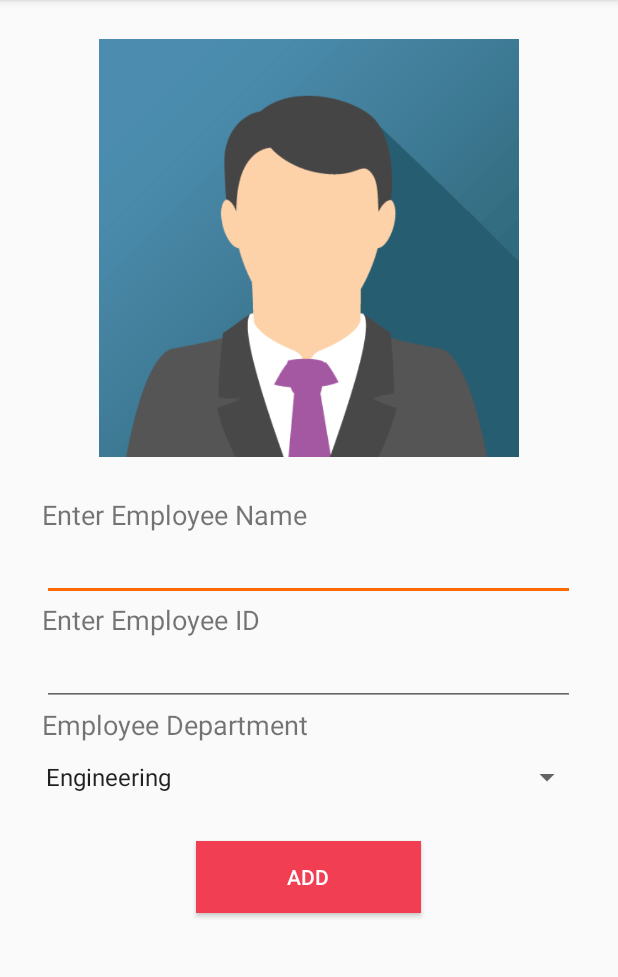
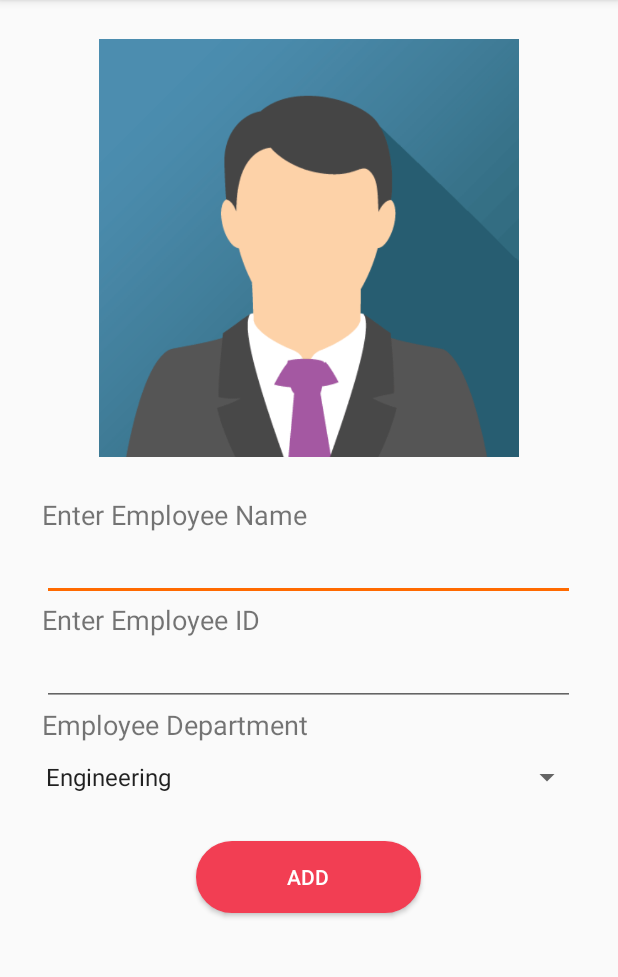
Before and after one commit to andrewtgg/FRS, an Android app: the AddEmployeeActivity screen opened directly, with no data from a screen before it, on a phone screen of 412 x 824 dp, the part 84-1061 px from its top. Run offline under Robolectric (Android 15) with nearby library versions, the phone set to English and light mode, and no system bars.

Commit message:
change add button to be rounded

```diff
--- /dev/null
+++ b/app/src/main/res/drawable/bg_button.xml
@@ -0,0 +1,8 @@
+<?xml version="1.0" encoding="utf-8"?>
+<shape xmlns:android="http://schemas.android.com/apk/res/android"
+    android:shape="rectangle"
+    >
+    <solid android:color="#F23E53"/>
+    <stroke android:color="#F23E53" android:width="1dp" />
+    <corners android:radius="25dp" />
+</shape>
--- a/app/src/main/res/layout/activity_add_employee.xml
+++ b/app/src/main/res/layout/activity_add_employee.xml
@@ -69,7 +69,7 @@
         android:layout_height="wrap_content"
         android:layout_gravity="center"
         android:layout_marginTop="20dp"
-        android:background="#F23E53"
+        android:background="@drawable/bg_button"
         android:text="@string/add"
         android:textColor="#FFFFFF" />
 
--- a/gradle.properties
+++ b/gradle.properties
@@ -17,4 +17,4 @@ org.gradle.jvmargs=-Xmx1536m
 android.useAndroidX=true
 # Automatically convert third-party libraries to use AndroidX
 android.enableJetifier=true
-opencvsdk=/Users/joshtai/Desktop/CSE118/OpenCV-android-sdk-4.1.1/
+opencvsdk=/Users/joseph/Desktop/School/CSE118/OpenCV-android-sdk/
```
